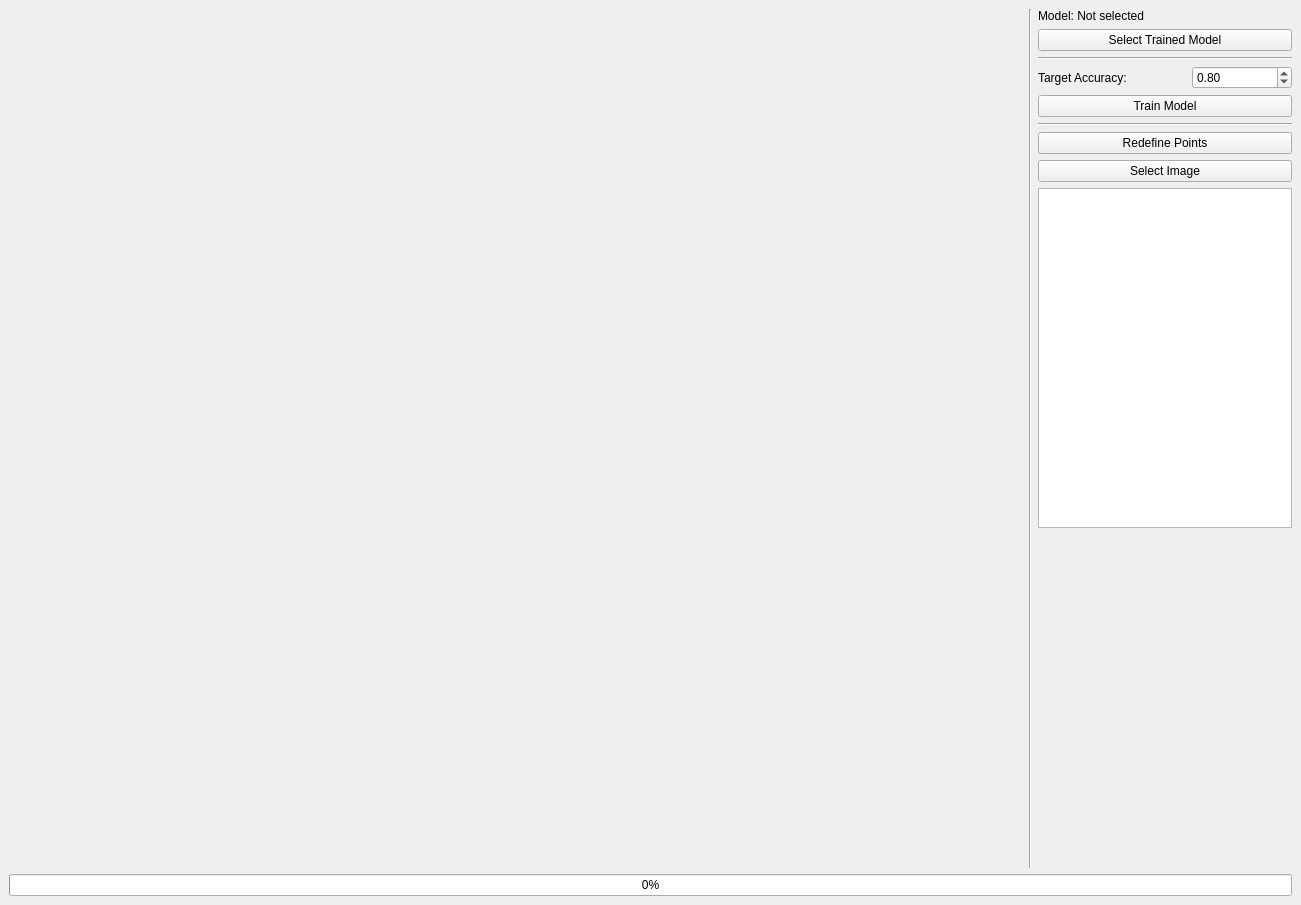
First picture: the form in mainwindow.ui, repository LoPHarp/Qt-AI-Processing-Toolkit, before the edit.
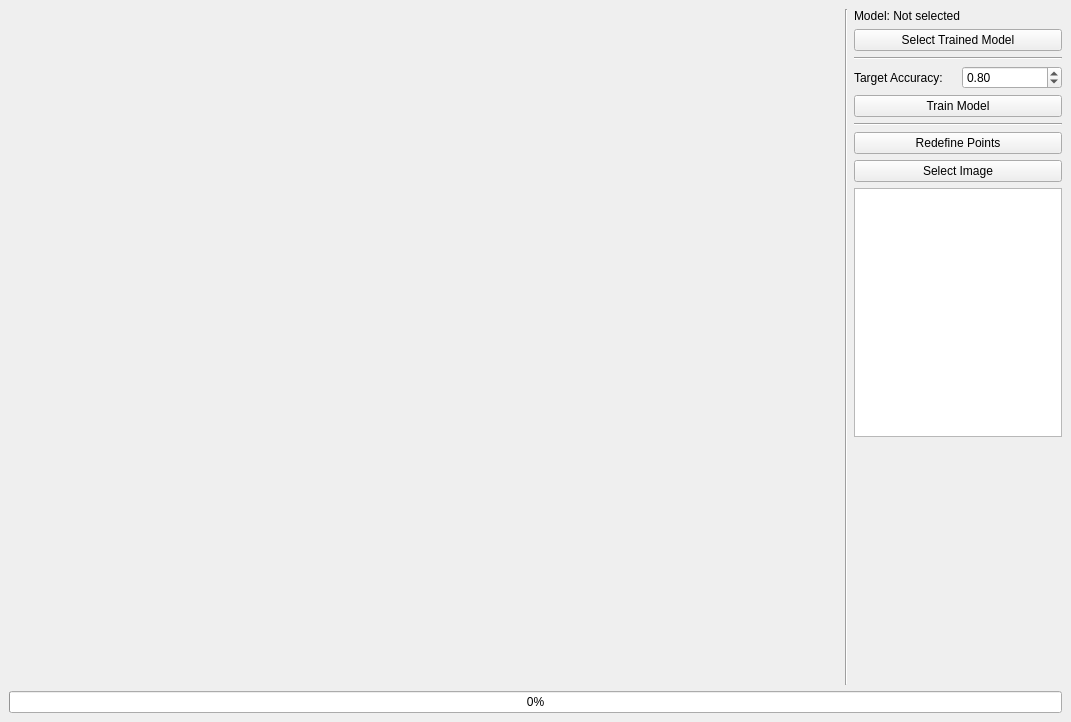
Second picture: the form after the edit.

Commit message:
Add OpenCV inference, UI updates, and Python setup
Details:
- Ignored large *.csv dataset files in .gitignore
- Configured CMakeLists.txt to link OpenCV binaries
- Switched QProcess to use the global Python interpreter
- Implemented cv::dnn logic to process images and draw face landmarks
- Added minimal QTreeView for fast image navigation
- Added UI buttons for selecting photos and redefining points

```diff
--- a/mainwindow.ui
+++ b/mainwindow.ui
@@ -6,8 +6,8 @@
    <rect>
     <x>0</x>
     <y>0</y>
-    <width>1301</width>
-    <height>905</height>
+    <width>1071</width>
+    <height>722</height>
    </rect>
   </property>
   <property name="windowTitle">
```
Left out of the diff: 2 changed lines with no effect on the pictures. The commit also changes 3 other files.
